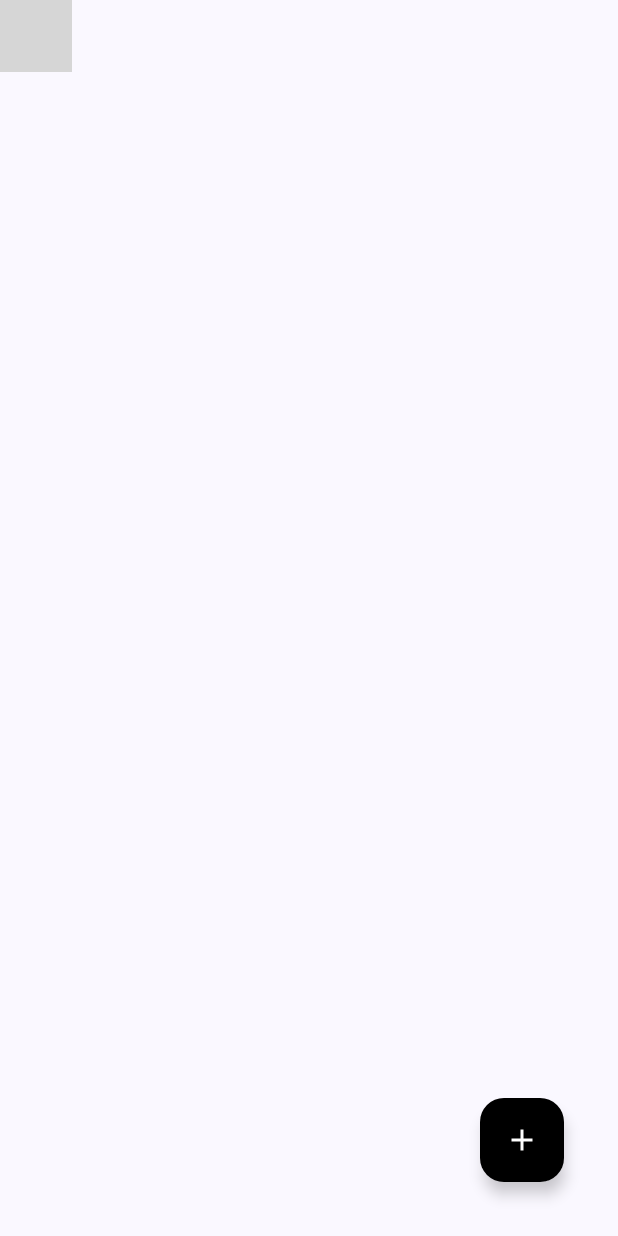
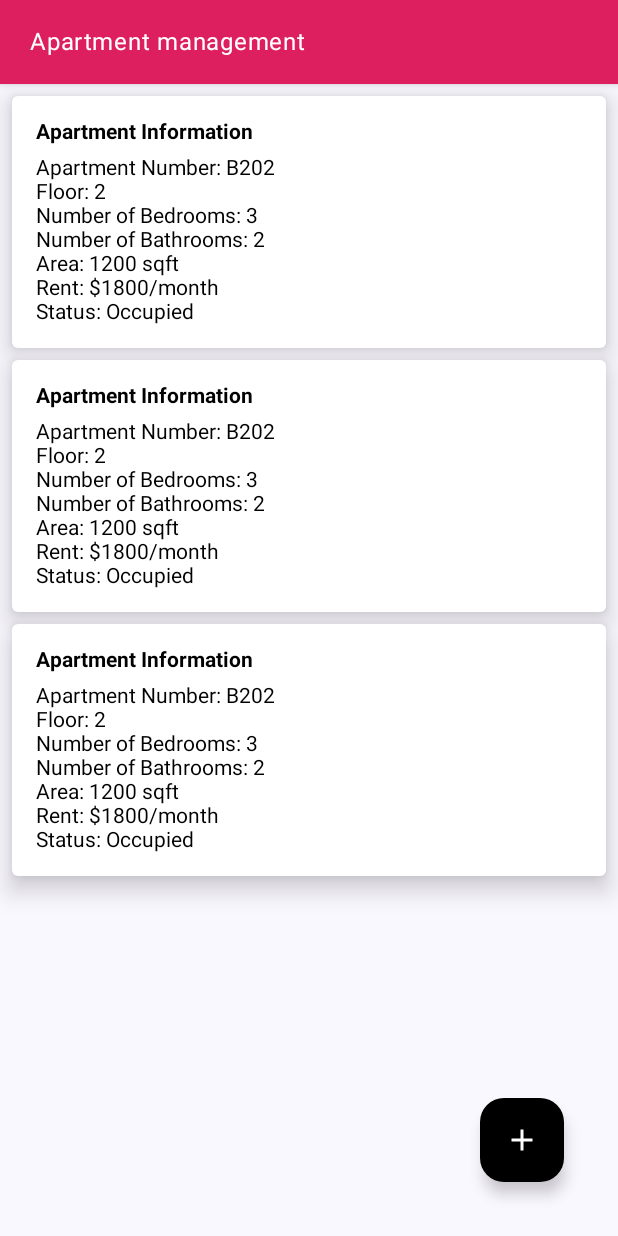
Before and after one commit to baobao0303/ApartmentManagement, an Android app built with Jetpack Compose: the screen it shows after launch (MainActivity), on a phone screen of 412 x 824 dp. Run offline under Robolectric (Android 15) with nearby library versions, the phone set to English and light mode, and no system bars; grey boxes are pictures that could not be loaded.

Commit message:
add navigation and list item ,...

```diff
--- a/app/src/main/java/com/luaga/apartmentapp/MainActivity.kt
+++ b/app/src/main/java/com/luaga/apartmentapp/MainActivity.kt
@@ -6,11 +6,8 @@ import androidx.activity.compose.setContent
 import androidx.compose.foundation.layout.fillMaxSize
 import androidx.compose.material3.MaterialTheme
 import androidx.compose.material3.Surface
-import androidx.compose.material3.Text
-import androidx.compose.runtime.Composable
 import androidx.compose.ui.Modifier
-import androidx.compose.ui.tooling.preview.Preview
-import com.luaga.apartmentapp.View.HomeView
+import com.luaga.apartmentapp.navigation.Navigation
 import com.luaga.apartmentapp.ui.theme.ApartmentAppTheme
 
 class MainActivity : ComponentActivity() {
@@ -23,7 +20,7 @@ class MainActivity : ComponentActivity() {
                     modifier = Modifier.fillMaxSize(),
                     color = MaterialTheme.colorScheme.background
                 ) {
-                    HomeView()
+                   Navigation()
                 }
             }
         }
--- a/app/src/main/java/com/luaga/apartmentapp/View/HomeView.kt
+++ b/app/src/main/java/com/luaga/apartmentapp/View/HomeView.kt
@@ -1,9 +1,11 @@
 package com.luaga.apartmentapp.View
 
+import ApartmentItem
 import android.widget.Toast
 import androidx.compose.foundation.layout.fillMaxSize
 import androidx.compose.foundation.layout.padding
 import androidx.compose.foundation.lazy.LazyColumn
+import androidx.compose.foundation.lazy.items
 import androidx.compose.material.icons.Icons
 import androidx.compose.material.icons.filled.Add
 import androidx.compose.material3.FloatingActionButton
@@ -14,10 +16,17 @@ import androidx.compose.ui.Modifier
 import androidx.compose.ui.graphics.Color
 import androidx.compose.ui.platform.LocalContext
 import androidx.compose.ui.unit.dp
+import androidx.navigation.NavController
+import com.luaga.apartmentapp.data.DummyApartments
 import com.luaga.apartmentapp.navigation.AppBar.AppBarView
+import com.luaga.apartmentapp.navigation.Screen
+import com.luaga.apartmentapp.viewmodel.ApartmentViewModel
 
 @Composable
-fun HomeView (){
+fun HomeView (
+    navController: NavController,
+    viewModel: ApartmentViewModel
+){
     //LocalContext.current thường được sử dụng để truy cập thông tin
     val context = LocalContext.current;
     Scaffold(
@@ -35,6 +44,7 @@ fun HomeView (){
                 containerColor = Color.Black,
                 onClick = {
                     /*TODO Add Navigation to add screen*/
+                    navController.navigate(Screen.AddScreen.route)
                     Toast.makeText(context, "Floating Action Button CLicked", Toast.LENGTH_LONG).show()
                 }) {
                 Icon(imageVector = Icons.Default.Add, contentDescription = null)
@@ -45,7 +55,13 @@ fun HomeView (){
         LazyColumn(modifier = Modifier
             .fillMaxSize()
             .padding(it)) {
+            items(
+                DummyApartments.apartmentsList
+            ){
+                apartment -> ApartmentItem(apartment =apartment){
 
+            }
+            }
         }
 
     }
--- /dev/null
+++ b/app/src/main/java/com/luaga/apartmentapp/components/ApartmentItem.kt
@@ -0,0 +1,46 @@
+import androidx.compose.foundation.clickable
+import androidx.compose.foundation.layout.Column
+import androidx.compose.foundation.layout.Spacer
+import androidx.compose.foundation.layout.fillMaxWidth
+import androidx.compose.foundation.layout.height
+import androidx.compose.foundation.layout.padding
+import  androidx.compose.material.Card
+import androidx.compose.material.Text
+import androidx.compose.runtime.Composable
+import androidx.compose.ui.Modifier
+import androidx.compose.ui.graphics.Color
+import androidx.compose.ui.text.TextStyle
+import androidx.compose.ui.text.font.FontWeight
+import androidx.compose.ui.unit.dp
+import com.luaga.apartmentapp.data.Apartment
+
+@Composable
+fun ApartmentItem(apartment: Apartment, onClick: () -> Unit) {
+   Card(
+        modifier = Modifier
+            .fillMaxWidth()
+            .padding(top = 8.dp, start = 8.dp, end = 8.dp)
+            .clickable {
+                onClick()
+            },
+        elevation = 10.dp,
+        backgroundColor = Color.White
+    ) {
+        Column(modifier = Modifier.padding(16.dp)) {
+            Text(
+                text = "Apartment Information",
+                style = TextStyle(fontWeight = FontWeight.Bold)
+            )
+            Spacer(modifier = Modifier.height(8.dp))
+
+            Text(text = "Apartment Number: B202")
+            Text(text = "Floor: 2")
+            Text(text = "Number of Bedrooms: 3")
+            Text(text = "Number of Bathrooms: 2")
+            Text(text = "Area: 1200 sqft")
+            Text(text = "Rent: $1800/month")
+            Text(text = "Status: Occupied")
+        }
+    }
+
+}
--- /dev/null
+++ b/app/src/main/java/com/luaga/apartmentapp/data/Apartment.kt
@@ -0,0 +1,217 @@
+package com.luaga.apartmentapp.data
+data class Owner(
+    val id: String,
+    val name: String,
+    val contact: String,
+    val phone: String,
+    val address: String
+)
+
+data class FurnitureItem(
+    val quantity: Int,
+    val damaged: Int
+)
+
+data class Appliance(
+    val quantity: Int,
+    val damaged: Int,
+    val items: List<String>
+)
+
+data class Furniture(
+    val beds: FurnitureItem,
+    val sofas: FurnitureItem,
+    val tables: FurnitureItem,
+    val chairs: FurnitureItem,
+    val appliances: Appliance
+)
+
+data class Service(
+    val name: String,
+    val description: String,
+    val status: String
+)
+
+data class Tenant(
+    val name: String,
+    val gender: String,
+    val contact: String,
+    val phone: String,
+    val identityCardNumber: String,
+    val moveInDate: String,
+    val leaseExpiryDate: String
+)
+
+data class Apartment(
+    val id: String,
+    val apartmentNumber: String,
+    val floor: Int,
+    val numBedrooms: Int,
+    val numBathrooms: Int,
+    val areaSqft: Int,
+    val rent: Int,
+    val internetFee: Int,
+    val garbageFee: Int,
+    val status: String,
+    val waterUsage: Any?,
+    val furniture: Furniture,
+    val tenant: Tenant?,
+    val services: List<Service>
+)
+object DummyApartments {
+    val owner = Owner(
+        id = "1",
+        name = "Nguyễn Văn A",
+        contact = "nguyenvana@example.com",
+        phone = "123-456-7890",
+        address = "123 ABC Street, City, Country"
+    )
+
+    val apartmentsList = listOf(
+        Apartment(
+            id = "1",
+            apartmentNumber = "A101",
+            floor = 1,
+            numBedrooms = 2,
+            numBathrooms = 1,
+            areaSqft = 1000,
+            rent = 1500,
+            internetFee = 0,
+            garbageFee = 0,
+            status = "occupied",
+            waterUsage = null,
+            furniture = Furniture(
+                beds = FurnitureItem(quantity = 2, damaged = 0),
+                sofas = FurnitureItem(quantity = 1, damaged = 1),
+                tables = FurnitureItem(quantity = 1, damaged = 0),
+                chairs = FurnitureItem(quantity = 4, damaged = 0),
+                appliances = Appliance(
+                    quantity = 3,
+                    damaged = 0,
+                    items = listOf("refrigerator", "microwave", "stove")
+                )
+            ),
+            tenant = Tenant(
+                name = "Jane Doe",
+                gender = "Female",
+                contact = "jane.doe@example.com",
+                phone = "987-654-3210",
+                identityCardNumber = "DEF654321",
+                moveInDate = "2023-06-01",
+                leaseExpiryDate = "2024-05-31"
+            ),
+            services = listOf(
+                Service(
+                    name = "Swimming Pool",
+                    description = "Hồ bơi ngoài trời mở cửa từ 8 giờ sáng đến 8 giờ tối.",
+                    status = "available"
+                ),
+                Service(
+                    name = "Gym",
+                    description = "Phòng gym đầy đủ trang thiết bị sẵn có 24/7.",
+                    status = "unavailable"
+                )
+            )
+        ),
+        Apartment(
+            id = "2",
+            apartmentNumber = "B202",
+            floor = 2,
+            numBedrooms = 3,
+            numBathrooms = 2,
+            areaSqft = 1200,
+            rent = 1800,
+            internetFee = 50,
+            garbageFee = 20,
+            status = "occupied",
+            waterUsage = mapOf("current_usage" to 30, "max_usage" to 50),
+            furniture = Furniture(
+                beds = FurnitureItem(quantity = 3, damaged = 0),
+                sofas = FurnitureItem(quantity = 1, damaged = 0),
+                tables = FurnitureItem(quantity = 2, damaged = 0),
+                chairs = FurnitureItem(quantity = 6, damaged = 0),
+                appliances = Appliance(
+                    quantity = 4,
+                    damaged = 1,
+                    items = listOf("refrigerator", "microwave", "stove", "dishwasher")
+                )
+            ),
+            tenant = Tenant(
+                name = "John Doe",
+                gender = "Female",
+                contact = "john.doe@example.com",
+                phone = "123-456-7890",
+                identityCardNumber = "ABC123456",
+                moveInDate = "2023-05-15",
+                leaseExpiryDate = "2024-05-14"
+            ),
+            services = listOf(
+                Service(
+                    name = "Swimming Pool",
+                    description = "Hồ bơi ngoài trời mở cửa từ 8 giờ sáng đến 8 giờ tối.",
+                    status = "available"
+                ),
+                Service(
+                    name = "Gym",
+                    description = "Phòng gym đầy đủ trang thiết bị sẵn có 24/7.",
+                    status = "unavailable"
+                ),
+                Service(
+                    name = "Laundry",
+                    description = "Các thiết bị giặt ủi hoạt động bằng tiền xu có sẵn trong tòa nhà.",
+                    status = "available"
+                ),
+                Service(
+                    name = "Parking",
+                    description = "Chỗ đậu xe dành riêng cho mỗi căn hộ.",
+                    status = "available"
+                )
+            )
+        ),
+        Apartment(
+            id = "3",
+            apartmentNumber = "C303",
+            floor = 3,
+            numBedrooms = 1,
+            numBathrooms = 1,
+            areaSqft = 800,
+            rent = 1200,
+            internetFee = 40,
+            garbageFee = 15,
+            status = "occupied",
+            waterUsage = mapOf("current_usage" to 20, "max_usage" to 40),
+            furniture = Furniture(
+                beds = FurnitureItem(quantity = 1, damaged = 0),
+                sofas = FurnitureItem(quantity = 1, damaged = 0),
+                tables = FurnitureItem(quantity = 1, damaged = 0),
+                chairs = FurnitureItem(quantity = 2, damaged = 0),
+                appliances = Appliance(
+                    quantity = 2,
+                    damaged = 0,
+                    items = listOf("refrigerator", "microwave")
+                )
+            ),
+            tenant = Tenant(
+                name = "Alice Smith",
+                gender = "Female",
+                contact = "alice.smith@example.com",
+                phone = "555-123-4567",
+                identityCardNumber = "GHI789012",
+                moveInDate = "2023-07-01",
+                leaseExpiryDate = "2024-06-30"
+            ),
+            services = listOf(
+                Service(
+                    name = "Swimming Pool",
+                    description = "Hồ bơi ngoài trời mở cửa từ 8 giờ sáng đến 8 giờ tối.",
+                    status = "available"
+                ),
+                Service(
+                    name = "Gym",
+                    description = "Phòng gym đầy đủ trang thiết bị sẵn có 24/7.",
+                    status = "unavailable"
+                )
+            )
+        )
+    )
+}
--- /dev/null
+++ b/app/src/main/java/com/luaga/apartmentapp/navigation/Navigation.kt
@@ -0,0 +1,33 @@
+package com.luaga.apartmentapp.navigation
+
+import androidx.compose.runtime.Composable
+import androidx.navigation.compose.rememberNavController
+import com.luaga.apartmentapp.viewmodel.ApartmentViewModel
+import androidx.lifecycle.viewmodel.compose.viewModel
+import androidx.navigation.NavHostController
+import androidx.navigation.compose.NavHost
+import androidx.navigation.compose.composable
+import com.luaga.apartmentapp.View.AddEditDetailView
+import com.luaga.apartmentapp.View.HomeView
+
+@Composable
+fun Navigation(
+    viewModel: ApartmentViewModel = viewModel(),
+    navController: NavHostController = rememberNavController()
+){
+    NavHost(
+        navController = navController,
+        startDestination = Screen.HomeScreen.route
+    ) {
+        composable(Screen.HomeScreen.route){
+            HomeView(navController,viewModel)
+        }
+        composable(Screen.AddScreen.route){
+            AddEditDetailView(
+                id = 0L,
+                viewModel= viewModel,
+                navController = navController
+            )
+        }
+    }
+}
--- /dev/null
+++ b/app/src/main/java/com/luaga/apartmentapp/navigation/Screen.kt
@@ -0,0 +1,6 @@
+package com.luaga.apartmentapp.navigation
+
+sealed class  Screen (val route : String){
+    object HomeScreen: Screen(route = "home_screen")
+    object AddScreen: Screen(route = "add_screen")
+}
--- /dev/null
+++ b/app/src/main/java/com/luaga/apartmentapp/viewmodel/ApartmentViewModel.kt
@@ -0,0 +1,40 @@
+package com.luaga.apartmentapp.viewmodel
+
+import androidx.compose.runtime.getValue
+import androidx.compose.runtime.mutableStateOf
+import androidx.compose.runtime.setValue
+import androidx.lifecycle.ViewModel
+
+//name = "Alice Smith",
+//contact = "alice.smith@example.com",
+//phone = "555-123-4567",
+//identityCardNumber = "GHI789012",
+//moveInDate = "2023-07-01",
+//leaseExpiryDate = "2024-06-30"
+class ApartmentViewModel:ViewModel(){
+    var apartmentNameState by mutableStateOf("")
+    var apartmentContactState by mutableStateOf("")
+    var apartmentPhoneState by mutableStateOf("")
+    var apartmentIdentityCardNumberState by mutableStateOf("")
+    var apartmentMoveInDateState by mutableStateOf("")
+    var apartmentLeaseExpiryDateInDateState by mutableStateOf("")
+
+    fun onApartmentNameChanged(newString: String){
+        apartmentNameState = newString
+    }
+    fun onApartmentContactChanged(newString: String){
+        apartmentContactState = newString
+    }
+    fun onApartmentPhoneChanged(newString: String){
+        apartmentPhoneState = newString
+    }
+    fun onApartmentIdentityCardNumberChanged(newString: String){
+        apartmentIdentityCardNumberState= newString
+    }
+    fun onApartmentMoveInDateChanged(newString: String){
+        apartmentMoveInDateState = newString
+    }
+    fun onApartmentLeaseExpiryDateInDateChanged(newString: String){
+        apartmentLeaseExpiryDateInDateState= newString
+    }
+}
--- a/app/src/main/res/values/strings.xml
+++ b/app/src/main/res/values/strings.xml
@@ -1,3 +1,5 @@
 <resources>
     <string name="app_name">ApartmentApp</string>
+    <string name="update_apartment">Update Apartment</string>
+    <string name="add_apartment">Add Apartment</string>
 </resources>
```
Also changed, not shown: app/src/main/java/com/luaga/apartmentapp/View/AddEditDetailView.kt (added, +110 -0 lines), app/src/main/java/com/luaga/apartmentapp/components/ApartmentTextField.kt (added, +43 -0 lines).
